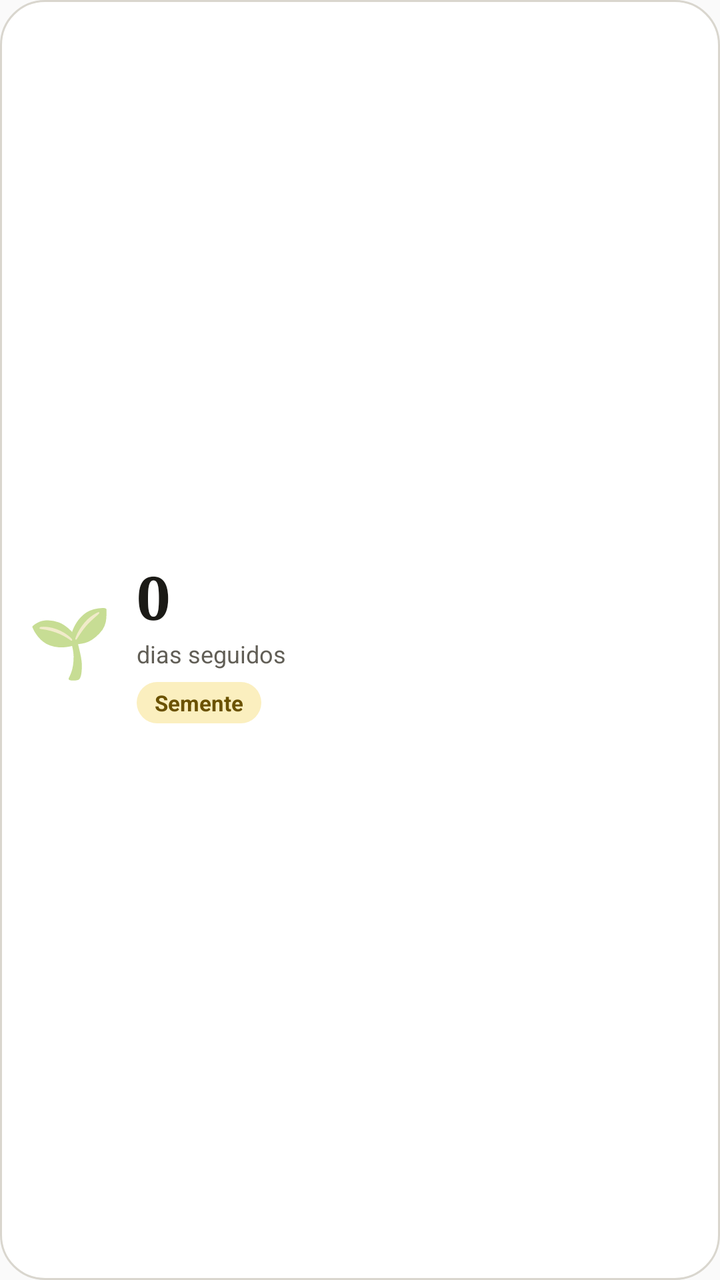
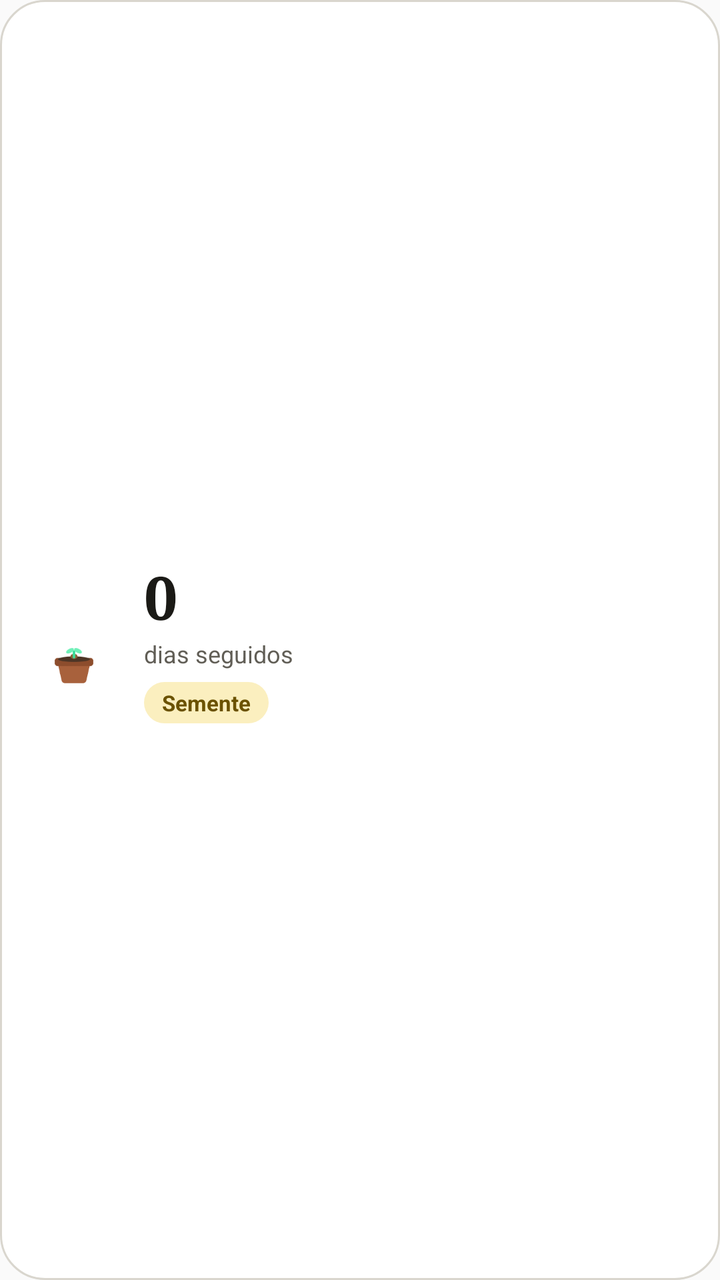

Screens rendered from an Android XML layout before and after an edit, with the pre-edit source and the edit as a unified diff.
<!-- AndroidManifest.xml: application theme AppTheme -->
<!-- res/layout/widget_planta.xml -->
<?xml version="1.0" encoding="utf-8"?>
<LinearLayout xmlns:android="http://schemas.android.com/apk/res/android"
    android:id="@+id/widget_raiz"
    android:layout_width="match_parent"
    android:layout_height="match_parent"
    android:orientation="horizontal"
    android:gravity="center_vertical"
    android:padding="14dp"
    android:background="@drawable/widget_fundo">

    <TextView
        android:id="@+id/widget_emoji"
        android:layout_width="wrap_content"
        android:layout_height="wrap_content"
        android:textSize="34sp"
        android:layout_marginEnd="12dp"
        android:text="🌱" />

    <LinearLayout
        android:layout_width="0dp"
        android:layout_height="wrap_content"
        android:layout_weight="1"
        android:orientation="vertical">

        <LinearLayout
            android:layout_width="wrap_content"
            android:layout_height="wrap_content"
            android:orientation="horizontal"
            android:gravity="bottom">

            <TextView
                android:id="@+id/widget_numero"
                android:layout_width="wrap_content"
                android:layout_height="wrap_content"
                android:textSize="30sp"
                android:textStyle="bold"
                android:fontFamily="serif"
                android:textColor="@color/widget_texto"
                android:text="0" />

            <TextView
                android:id="@+id/widget_escudos"
                android:layout_width="wrap_content"
                android:layout_height="wrap_content"
                android:textSize="13sp"
                android:layout_marginStart="8dp"
                android:layout_marginBottom="5dp"
                android:text="" />
        </LinearLayout>

        <TextView
            android:id="@+id/widget_rotulo"
            android:layout_width="wrap_content"
            android:layout_height="wrap_content"
            android:textSize="12sp"
            android:textColor="@color/widget_fraco"
            android:text="dias seguidos" />

        <TextView
            android:id="@+id/widget_estagio"
            android:layout_width="wrap_content"
            android:layout_height="wrap_content"
            android:textSize="11sp"
            android:textStyle="bold"
            android:layout_marginTop="6dp"
            android:paddingStart="9dp"
            android:paddingEnd="9dp"
            android:paddingTop="3dp"
            android:paddingBottom="3dp"
            android:background="@drawable/widget_selo"
            android:textColor="@color/widget_selo_texto"
            android:text="Semente" />

        <TextView
            android:id="@+id/widget_aviso"
            android:layout_width="wrap_content"
            android:layout_height="wrap_content"
            android:textSize="12sp"
            android:textStyle="bold"
            android:layout_marginTop="4dp"
            android:textColor="@color/widget_destaque"
            android:visibility="gone"
            android:text="Passa aqui hoje!" />
    </LinearLayout>
</LinearLayout>
<!-- resources referenced by this layout -->
<resources>
  <color name="widget_destaque">#8A6A00</color>
  <color name="widget_fraco">#615E56</color>
  <color name="widget_selo_texto">#6B5200</color>
  <color name="widget_texto">#1B1A16</color>
  <!-- drawable widget_fundo (drawable) -->
  <?xml version="1.0" encoding="utf-8"?>
  <shape xmlns:android="http://schemas.android.com/apk/res/android"
      android:shape="rectangle">
      <solid android:color="@color/widget_fundo" />
      <stroke android:width="1dp" android:color="@color/widget_borda" />
      <corners android:radius="22dp" />
  </shape>
  <!-- drawable widget_selo (drawable) -->
  <?xml version="1.0" encoding="utf-8"?>
  <shape xmlns:android="http://schemas.android.com/apk/res/android"
      android:shape="rectangle">
      <solid android:color="@color/widget_selo_fundo" />
      <corners android:radius="999dp" />
  </shape>
  <style name="AppTheme" parent="Theme.AppCompat.Light.DarkActionBar">
          
          <item name="colorPrimary">@color/colorPrimary</item>
          <item name="colorPrimaryDark">@color/colorPrimaryDark</item>
          <item name="colorAccent">@color/colorAccent</item>
      </style>
  <color name="widget_fundo">#FFFFFF</color>
  <color name="widget_borda">#D9D6CE</color>
  <color name="widget_selo_fundo">#FBEFBF</color>
</resources>

<!-- the commit's change to res/layout/widget_planta.xml (unified diff, before → after) -->
@@ -8,13 +8,15 @@
     android:padding="14dp"
     android:background="@drawable/widget_fundo">
 
-    <TextView
-        android:id="@+id/widget_emoji"
-        android:layout_width="wrap_content"
-        android:layout_height="wrap_content"
-        android:textSize="34sp"
+    
+    <ImageView
+        android:id="@+id/widget_planta"
+        android:layout_width="46dp"
+        android:layout_height="46dp"
         android:layout_marginEnd="12dp"
-        android:text="🌱" />
+        android:scaleType="fitCenter"
+        android:contentDescription="@string/widget_nome"
+        android:src="@drawable/planta_semente" />
 
     <LinearLayout
         android:layout_width="0dp"
<!-- resource entries referenced after the edit -->
@@ -4,6 +4,7 @@
   <color name="widget_fraco">#615E56</color>
   <color name="widget_selo_texto">#6B5200</color>
   <color name="widget_texto">#1B1A16</color>
+  <!-- drawable planta_semente: png bitmap (drawable-xxxhdpi, 4160 bytes) -->
   <!-- drawable widget_fundo (drawable) -->
   <?xml version="1.0" encoding="utf-8"?>
   <shape xmlns:android="http://schemas.android.com/apk/res/android"
@@ -19,6 +20,7 @@
       <solid android:color="@color/widget_selo_fundo" />
       <corners android:radius="999dp" />
   </shape>
+  <string name="widget_nome">Planta do Controle Financeiro</string>
   <style name="AppTheme" parent="Theme.AppCompat.Light.DarkActionBar">
           
           <item name="colorPrimary">@color/colorPrimary</item>
